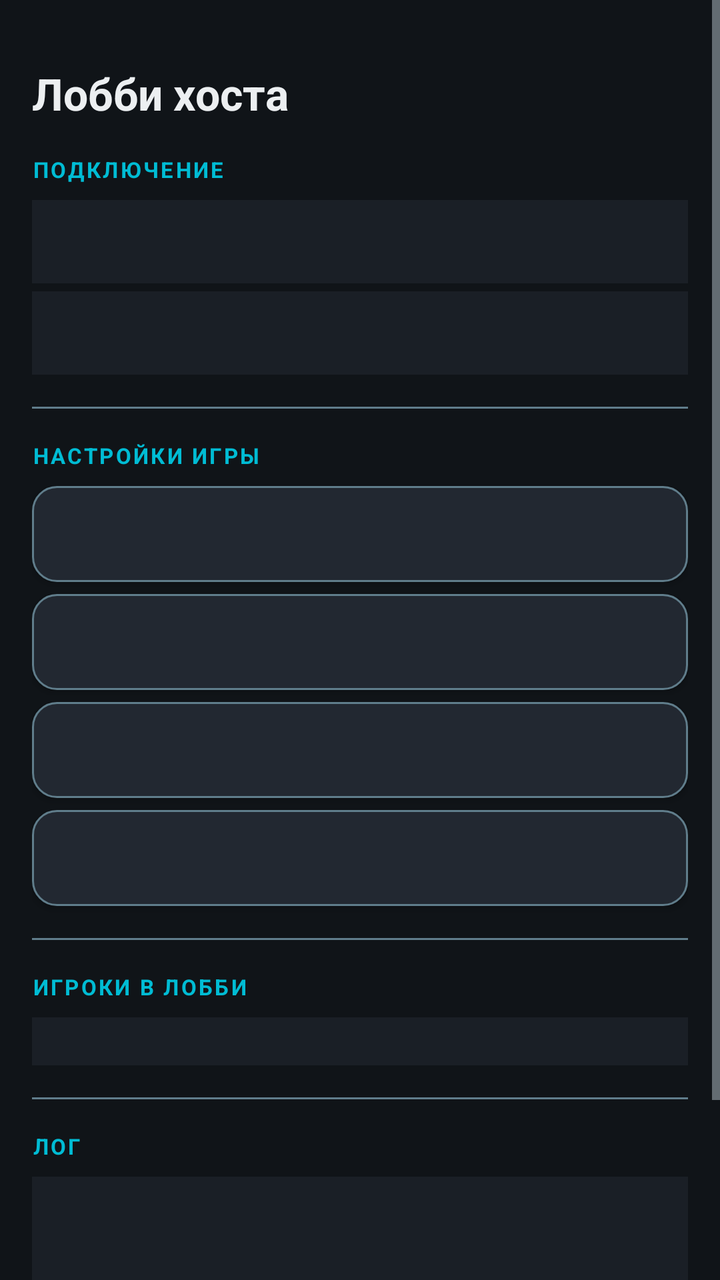
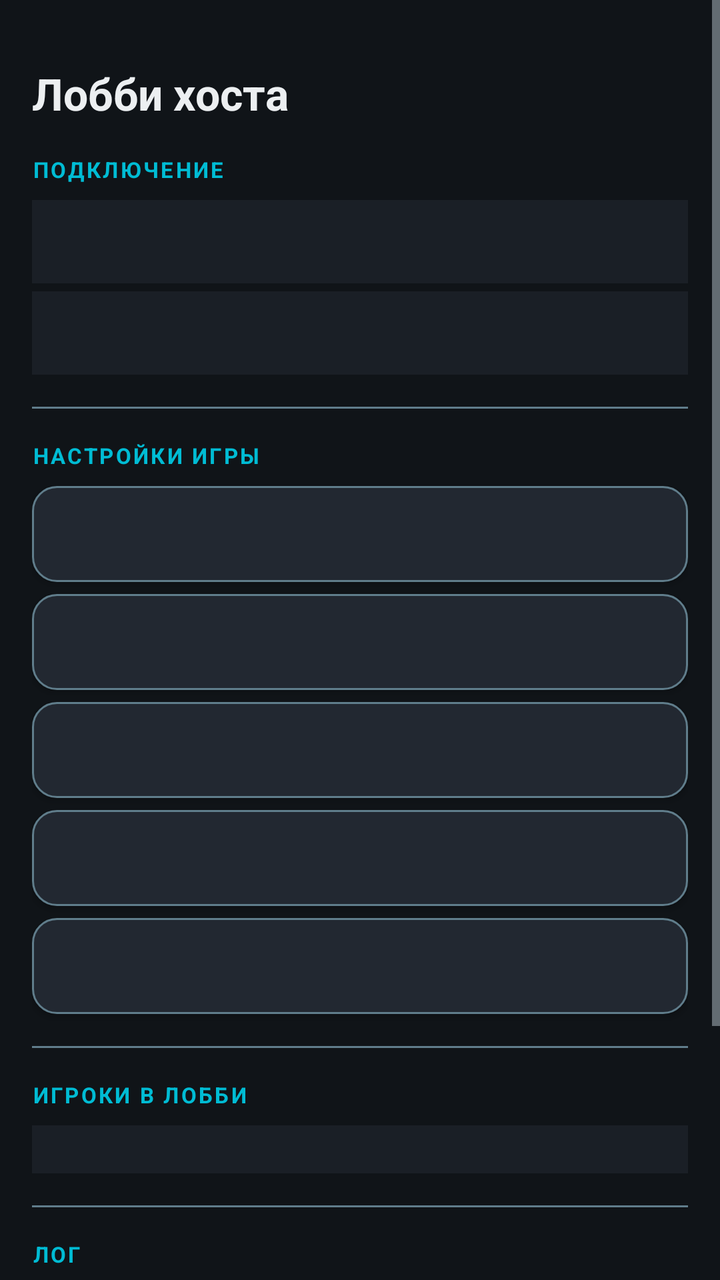

Two renders of the same Android screen: before a commit and after it. Below are the layout's source before the change and the commit's diff.
<!-- AndroidManifest.xml: application theme Theme.MinesweeperEvolution -->
<!-- res/layout/activity_lobby_host.xml -->
<?xml version="1.0" encoding="utf-8"?>
<ScrollView xmlns:android="http://schemas.android.com/apk/res/android"
    android:layout_width="match_parent"
    android:layout_height="match_parent"
    android:background="@color/bg_dark"
    android:fillViewport="true">

    <LinearLayout
        android:layout_width="match_parent"
        android:layout_height="wrap_content"
        android:orientation="vertical"
        android:padding="16dp">

        <TextView
            android:layout_width="wrap_content"
            android:layout_height="wrap_content"
            android:text="@string/mp_lobby_title"
            android:textColor="@color/text_primary"
            android:textSize="22sp"
            android:textStyle="bold"
            android:layout_marginTop="16dp"
            android:layout_marginBottom="16dp" />

        
        <TextView
            android:layout_width="wrap_content"
            android:layout_height="wrap_content"
            android:text="ПОДКЛЮЧЕНИЕ"
            android:textColor="@color/accent"
            android:textSize="11sp"
            android:textStyle="bold"
            android:letterSpacing="0.1"
            android:layout_marginBottom="8dp" />

        <TextView
            android:id="@+id/tvHostIp"
            android:layout_width="match_parent"
            android:layout_height="wrap_content"
            android:background="@color/bg_panel"
            android:padding="12dp"
            android:textColor="@color/accent"
            android:textSize="13sp"
            android:textIsSelectable="true"
            android:fontFamily="monospace"
            android:layout_marginBottom="4dp" />

        <TextView
            android:id="@+id/tvHostPort"
            android:layout_width="match_parent"
            android:layout_height="wrap_content"
            android:background="@color/bg_panel"
            android:padding="12dp"
            android:textColor="@color/text_secondary"
            android:textSize="13sp"
            android:layout_marginBottom="16dp" />

        
        <View
            android:layout_width="match_parent"
            android:layout_height="1dp"
            android:background="@color/text_dim"
            android:layout_marginBottom="16dp" />

        
        <TextView
            android:layout_width="wrap_content"
            android:layout_height="wrap_content"
            android:text="НАСТРОЙКИ ИГРЫ"
            android:textColor="@color/accent"
            android:textSize="11sp"
            android:textStyle="bold"
            android:letterSpacing="0.1"
            android:layout_marginBottom="8dp" />

        <Button
            android:id="@+id/btnHostNick"
            android:layout_width="match_parent"
            android:layout_height="48dp"
            android:background="@drawable/bg_button_secondary"
            android:textColor="@color/text_primary"
            android:textSize="13sp"
            android:layout_marginBottom="6dp"
            android:gravity="start|center_vertical"
            android:paddingStart="16dp" />

        <Button
            android:id="@+id/btnPickMode"
            android:layout_width="match_parent"
            android:layout_height="48dp"
            android:background="@drawable/bg_button_secondary"
            android:textColor="@color/text_primary"
            android:textSize="13sp"
            android:layout_marginBottom="6dp"
            android:gravity="start|center_vertical"
            android:paddingStart="16dp" />

        <Button
            android:id="@+id/btnPickDiff"
            android:layout_width="match_parent"
            android:layout_height="48dp"
            android:background="@drawable/bg_button_secondary"
            android:textColor="@color/text_primary"
            android:textSize="13sp"
            android:layout_marginBottom="6dp"
            android:gravity="start|center_vertical"
            android:paddingStart="16dp" />

        <Button
            android:id="@+id/btnPickShift"
            android:layout_width="match_parent"
            android:layout_height="48dp"
            android:background="@drawable/bg_button_secondary"
            android:textColor="@color/text_primary"
            android:textSize="13sp"
            android:layout_marginBottom="16dp"
            android:gravity="start|center_vertical"
            android:paddingStart="16dp" />

        
        <View
            android:layout_width="match_parent"
            android:layout_height="1dp"
            android:background="@color/text_dim"
            android:layout_marginBottom="16dp" />

        
        <TextView
            android:layout_width="wrap_content"
            android:layout_height="wrap_content"
            android:text="ИГРОКИ В ЛОББИ"
            android:textColor="@color/accent"
            android:textSize="11sp"
            android:textStyle="bold"
            android:letterSpacing="0.1"
            android:layout_marginBottom="8dp" />

        <LinearLayout
            android:id="@+id/playersContainer"
            android:layout_width="match_parent"
            android:layout_height="wrap_content"
            android:background="@color/bg_panel"
            android:orientation="vertical"
            android:padding="12dp"
            android:layout_marginBottom="16dp" />

        
        <View
            android:layout_width="match_parent"
            android:layout_height="1dp"
            android:background="@color/text_dim"
            android:layout_marginBottom="16dp" />

        
        <TextView
            android:layout_width="wrap_content"
            android:layout_height="wrap_content"
            android:text="ЛОГ"
            android:textColor="@color/accent"
            android:textSize="11sp"
            android:textStyle="bold"
            android:letterSpacing="0.1"
            android:layout_marginBottom="8dp" />

        <TextView
            android:id="@+id/tvLobbyLog"
            android:layout_width="match_parent"
            android:layout_height="wrap_content"
            android:background="@color/bg_panel"
            android:padding="12dp"
            android:textColor="@color/text_secondary"
            android:textSize="12sp"
            android:fontFamily="monospace"
            android:minLines="3"
            android:layout_marginBottom="16dp" />

        <View
            android:layout_width="match_parent"
            android:layout_height="0dp"
            android:layout_weight="1" />

        <Button
            android:id="@+id/btnStartMp"
            android:layout_width="match_parent"
            android:layout_height="56dp"
            android:background="@drawable/bg_button_primary"
            android:text="@string/mp_start_game"
            android:textColor="@color/bg_dark"
            android:textSize="16sp"
            android:textStyle="bold" />

    </LinearLayout>
</ScrollView>
<!-- resources referenced by this layout -->
<resources>
  <color name="accent">#FF00BCD4</color>
  <color name="bg_dark">#FF101418</color>
  <color name="bg_panel">#FF1A1F26</color>
  <color name="text_dim">#FF607D8B</color>
  <color name="text_primary">#FFECEFF1</color>
  <color name="text_secondary">#FFB0BEC5</color>
  <!-- drawable bg_button_primary (drawable) -->
  <?xml version="1.0" encoding="utf-8"?>
  <selector xmlns:android="http://schemas.android.com/apk/res/android">
      
      <item android:state_pressed="true">
          <shape android:shape="rectangle">
              <solid android:color="@color/accent_2"/>
              <corners android:radius="12dp"/>
          </shape>
      </item>
      
      <item>
          <shape android:shape="rectangle">
              <solid android:color="@color/accent"/>
              <corners android:radius="12dp"/>
          </shape>
      </item>
  </selector>
  <!-- drawable bg_button_secondary (drawable) -->
  <?xml version="1.0" encoding="utf-8"?>
  <selector xmlns:android="http://schemas.android.com/apk/res/android">
      
      <item android:state_selected="true">
          <shape android:shape="rectangle">
              <solid android:color="@color/accent"/>
              <corners android:radius="12dp"/>
              <stroke android:width="1dp" android:color="@color/accent_2"/>
          </shape>
      </item>
      
      <item android:state_pressed="true">
          <shape android:shape="rectangle">
              <solid android:color="@color/bg_panel_alt"/>
              <corners android:radius="12dp"/>
              <stroke android:width="2dp" android:color="@color/accent"/>
          </shape>
      </item>
      
      <item>
          <shape android:shape="rectangle">
              <solid android:color="@color/bg_panel_alt"/>
              <corners android:radius="12dp"/>
              <stroke android:width="1dp" android:color="@color/text_dim"/>
          </shape>
      </item>
  </selector>
  <string name="mp_lobby_title">Лобби хоста</string>
  <string name="mp_start_game">Начать игру</string>
  <style name="Theme.MinesweeperEvolution" parent="Theme.AppCompat.NoActionBar">
          <item name="colorPrimary">@color/accent</item>
          <item name="colorPrimaryDark">@color/accent_2</item>
          <item name="colorAccent">@color/accent</item>
          <item name="android:windowBackground">@color/bg_dark</item>
          <item name="android:textColorPrimary">@color/text_primary</item>
          <item name="android:textColorSecondary">@color/text_secondary</item>
          <item name="android:statusBarColor" tools:targetApi="l">@color/bg_dark</item>
      </style>
  <color name="accent_2">#FF26C6DA</color>
  <color name="bg_panel_alt">#FF222831</color>
</resources>

<!-- the commit's change to res/layout/activity_lobby_host.xml (unified diff, before → after) -->
@@ -112,6 +112,17 @@
             android:background="@drawable/bg_button_secondary"
             android:textColor="@color/text_primary"
             android:textSize="13sp"
+            android:layout_marginBottom="6dp"
+            android:gravity="start|center_vertical"
+            android:paddingStart="16dp" />
+
+        <Button
+            android:id="@+id/btnPickMpMode"
+            android:layout_width="match_parent"
+            android:layout_height="48dp"
+            android:background="@drawable/bg_button_secondary"
+            android:textColor="@color/text_primary"
+            android:textSize="13sp"
             android:layout_marginBottom="16dp"
             android:gravity="start|center_vertical"
             android:paddingStart="16dp" />
